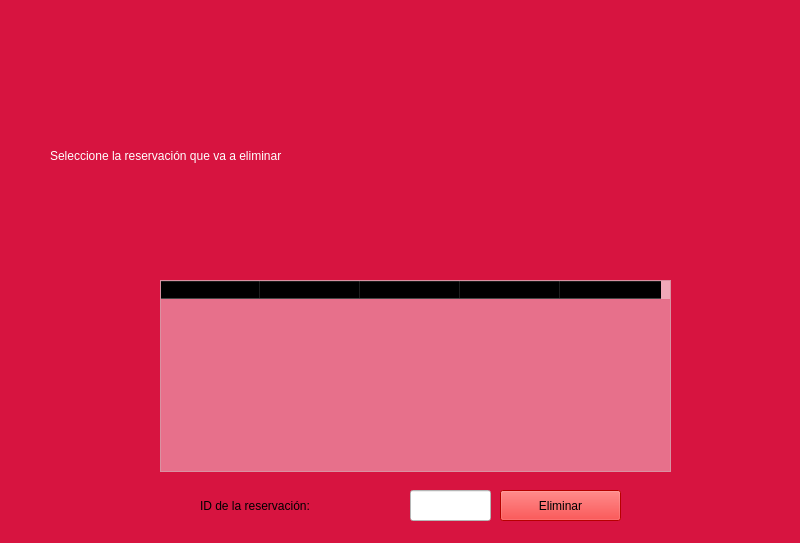
xXaberx/pia_metodologias, file pantallas_pia/Eliminacion.ui: the form before one commit.
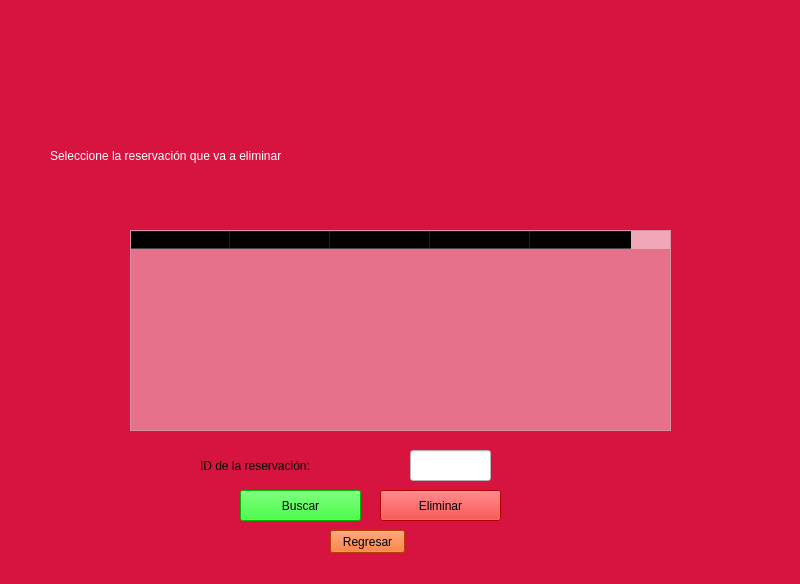
The form after the commit. Icons and pictures are not drawn.

```diff
--- a/pantallas_pia/Eliminacion.ui
+++ b/pantallas_pia/Eliminacion.ui
@@ -7,7 +7,7 @@
     <x>0</x>
     <y>0</y>
     <width>800</width>
-    <height>543</height>
+    <height>584</height>
    </rect>
   </property>
   <property name="windowTitle">
@@ -37,10 +37,10 @@
    <widget class="QTableWidget" name="tableWidget">
     <property name="geometry">
      <rect>
-      <x>160</x>
-      <y>280</y>
-      <width>511</width>
-      <height>192</height>
+      <x>130</x>
+      <y>230</y>
+      <width>541</width>
+      <height>201</height>
      </rect>
     </property>
     <property name="styleSheet">
@@ -77,7 +77,7 @@
     <property name="geometry">
      <rect>
       <x>410</x>
-      <y>490</y>
+      <y>450</y>
       <width>81</width>
       <height>31</height>
      </rect>
@@ -91,7 +91,7 @@
     <property name="geometry">
      <rect>
       <x>200</x>
-      <y>490</y>
+      <y>450</y>
       <width>201</width>
       <height>31</height>
      </rect>
@@ -107,8 +107,8 @@
    <widget class="QPushButton" name="regresar">
     <property name="geometry">
      <rect>
-      <x>380</x>
-      <y>560</y>
+      <x>330</x>
+      <y>530</y>
       <width>75</width>
       <height>23</height>
      </rect>
@@ -139,7 +139,7 @@
    <widget class="QPushButton" name="pushButton_2">
     <property name="geometry">
      <rect>
-      <x>500</x>
+      <x>380</x>
       <y>490</y>
       <width>121</width>
       <height>31</height>
@@ -156,7 +156,7 @@
     <property name="geometry">
      <rect>
       <x>160</x>
-      <y>230</y>
+      <y>200</y>
       <width>491</width>
       <height>21</height>
      </rect>
@@ -168,6 +168,22 @@
      <string/>
     </property>
    </widget>
+   <widget class="QPushButton" name="buscar">
+    <property name="geometry">
+     <rect>
+      <x>240</x>
+      <y>490</y>
+      <width>121</width>
+      <height>31</height>
+     </rect>
+    </property>
+    <property name="styleSheet">
+     <string notr="true">background-color: rgb(0, 255, 0);</string>
+    </property>
+    <property name="text">
+     <string>Buscar</string>
+    </property>
+   </widget>
   </widget>
   <widget class="QStatusBar" name="statusbar"/>
  </widget>
```
Left out of the diff: 2 changed lines with no effect on the pictures.
